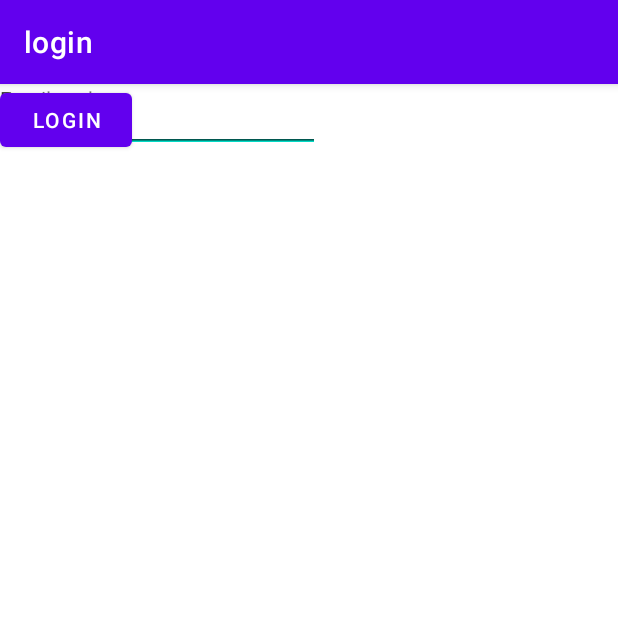
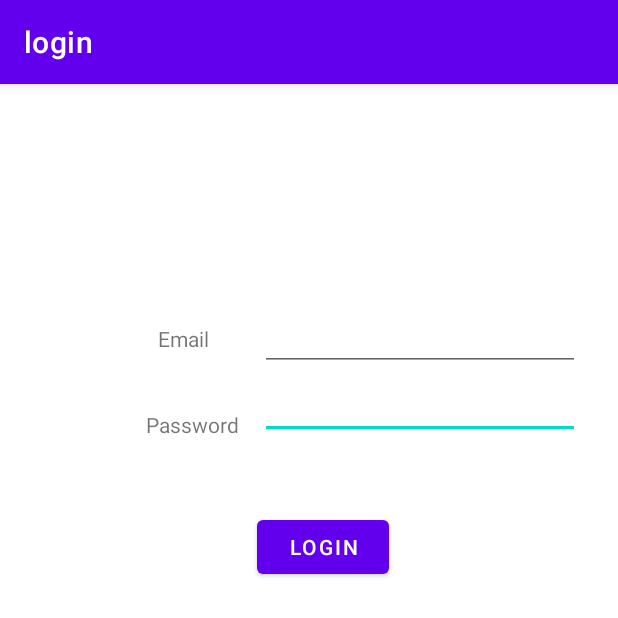
Before and after one commit to josebgs/LoginLayout, an Android app: the screen it shows after launch (MainActivity), on a phone screen of 412 x 824 dp, the top half of it. Run offline under Robolectric (Android 15) with nearby library versions, the phone set to English and light mode, and no system bars.

Commit message:
added constraints and refactored strings

```diff
--- a/app/src/main/res/layout/activity_main.xml
+++ b/app/src/main/res/layout/activity_main.xml
@@ -6,30 +6,15 @@
     android:layout_height="match_parent"
     tools:context=".MainActivity">
 
-    <TextView
-        android:id="@+id/textEmail"
+    <Button
+        android:id="@+id/button"
         android:layout_width="wrap_content"
         android:layout_height="wrap_content"
-        android:text="Email"
-        tools:layout_editor_absoluteX="107dp"
-        tools:layout_editor_absoluteY="160dp" />
-
-    <TextView
-        android:id="@+id/textPassword"
-        android:layout_width="wrap_content"
-        android:layout_height="wrap_content"
-        android:text="Password"
-        tools:layout_editor_absoluteX="100dp"
-        tools:layout_editor_absoluteY="217dp" />
-
-    <EditText
-        android:id="@+id/editTextTextPersonName"
-        android:layout_width="wrap_content"
-        android:layout_height="wrap_content"
-        android:ems="10"
-        android:inputType="textPersonName"
-        tools:layout_editor_absoluteX="176dp"
-        tools:layout_editor_absoluteY="146dp" />
+        android:layout_marginStart="12dp"
+        android:layout_marginTop="48dp"
+        android:text="@string/login"
+        app:layout_constraintStart_toEndOf="@+id/textPassword"
+        app:layout_constraintTop_toBottomOf="@+id/editTextTextPassword" />
 
     <EditText
         android:id="@+id/editTextTextPassword"
@@ -37,14 +22,35 @@
         android:layout_height="wrap_content"
         android:ems="10"
         android:inputType="textPassword"
-        tools:layout_editor_absoluteX="176dp"
-        tools:layout_editor_absoluteY="191dp" />
+        app:layout_constraintStart_toStartOf="@+id/editTextTextPersonName"
+        app:layout_constraintTop_toBottomOf="@+id/editTextTextPersonName" />
 
-    <Button
-        android:id="@+id/button"
+    <EditText
+        android:id="@+id/editTextTextPersonName"
         android:layout_width="wrap_content"
         android:layout_height="wrap_content"
-        android:text="LOGIN"
-        tools:layout_editor_absoluteX="174dp"
-        tools:layout_editor_absoluteY="284dp" />
+        android:layout_marginEnd="25dp"
+        android:layout_marginTop="146dp"
+        android:ems="10"
+        android:inputType="textPersonName"
+        app:layout_constraintEnd_toEndOf="parent"
+        app:layout_constraintTop_toTopOf="parent" />
+
+    <TextView
+        android:id="@+id/textPassword"
+        android:layout_width="wrap_content"
+        android:layout_height="wrap_content"
+        android:layout_marginEnd="14dp"
+        android:text="@string/password"
+        app:layout_constraintBottom_toBottomOf="@+id/editTextTextPassword"
+        app:layout_constraintEnd_toStartOf="@+id/editTextTextPassword" />
+
+    <TextView
+        android:id="@+id/textEmail"
+        android:layout_width="wrap_content"
+        android:layout_height="wrap_content"
+        android:layout_marginEnd="34dp"
+        android:text="@string/email"
+        app:layout_constraintBaseline_toBaselineOf="@+id/editTextTextPersonName"
+        app:layout_constraintEnd_toStartOf="@+id/editTextTextPersonName" />
 </androidx.constraintlayout.widget.ConstraintLayout>
--- a/app/src/main/res/values/strings.xml
+++ b/app/src/main/res/values/strings.xml
@@ -1,3 +1,6 @@
 <resources>
     <string name="app_name">login</string>
+    <string name="login">LOGIN</string>
+    <string name="password">Password</string>
+    <string name="email">Email</string>
 </resources>
```
